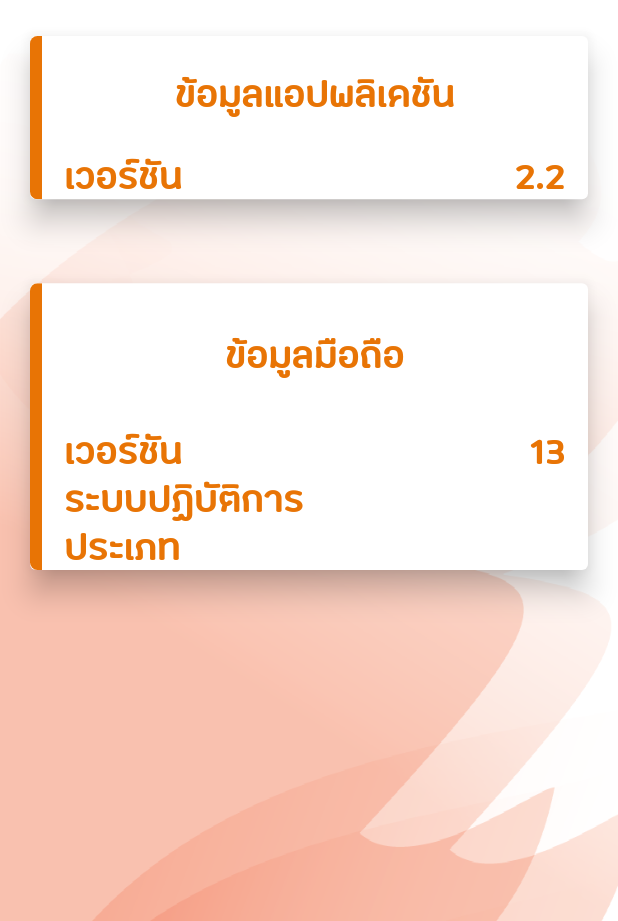
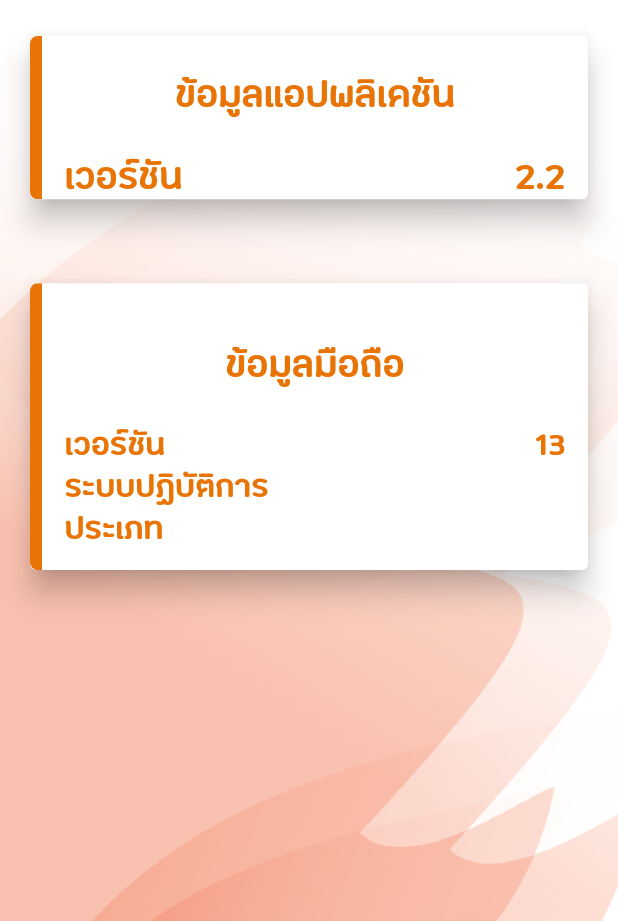
Before and after one commit to TRNN98/ckuthai, a Flutter app: the About screen opened directly, on a phone screen of 412 x 824 dp, the part 315-1236 px from its top. Run offline on Flutter 3.47's test engine with Material 2 defaults, Android fonts, the phone set to English and light mode, and no system bars; our stand-ins replace auto_size_text, device_info, dropdown_formfield, flutter_custom_clippers, flutter_spinkit, fluttertoast and 7 more; missing offline and left inert: flutter_lock_screen, flutter_phone_direct_caller, flutter_responsive_screen, flutter_rounded_date_picker, imagebutton, loading_gifs; accounts and stored records are empty; network calls fail.

```diff
--- a/lib/about.dart
+++ b/lib/about.dart
@@ -10,10 +10,11 @@ import 'package:device_info/device_info.dart';
 import 'package:flutter/material.dart';
 
 double _fontsizeapps = 1.0;
+
 class About extends StatefulWidget {
   String lgs;
   double fontsizeapps;
-  About({Key key, this.lgs,this.fontsizeapps}) : super(key: key);
+  About({Key key, this.lgs, this.fontsizeapps}) : super(key: key);
   @override
   _AboutState createState() => _AboutState();
 }
@@ -131,7 +132,8 @@ Container _versionApp(context, lgs) {
                 child: Center(
                   child: Text(
                     Language.settingLg('application', lgs),
-                    textScaleFactor:MyClass.blocFontSizeApp(_fontsizeapps) ,style:  CustomTextStyle.settingTxt(context, 5),
+                    textScaleFactor: MyClass.blocFontSizeApp(_fontsizeapps),
+                    style: CustomTextStyle.settingTxt(context, 5),
                   ),
                 ),
               ),
@@ -141,7 +143,8 @@ Container _versionApp(context, lgs) {
                     padding: const EdgeInsets.only(left: 15),
                     child: Text(
                       Language.settingLg('version', lgs),
-                      textScaleFactor:MyClass.blocFontSizeApp(_fontsizeapps) ,style:  CustomTextStyle.settingTxt(context, 5),
+                      textScaleFactor: MyClass.blocFontSizeApp(_fontsizeapps),
+                      style: CustomTextStyle.settingTxt(context, 5),
                     ),
                   ),
                   Expanded(
@@ -151,8 +154,13 @@ Container _versionApp(context, lgs) {
                         mainAxisAlignment: MainAxisAlignment.end,
                         children: [
                           Text(
-                            MyClass.versionApp().split('.')[0] +'.'+ int.parse(MyClass.versionApp().split('.')[1]).toString(),
-                            textScaleFactor:MyClass.blocFontSizeApp(_fontsizeapps) ,style:  CustomTextStyle.settingTxt(context, 5),
+                            MyClass.versionApp().split('.')[0] +
+                                '.' +
+                                int.parse(MyClass.versionApp().split('.')[1])
+                                    .toString(),
+                            textScaleFactor:
+                                MyClass.blocFontSizeApp(_fontsizeapps),
+                            style: CustomTextStyle.settingTxt(context, 5),
                           )
                         ],
                       ),
@@ -187,87 +195,73 @@ Container _versionMobile(device, context, lgs) {
               border: Border(
                   left:
                       BorderSide(color: MyColor.color('settings'), width: 8))),
+          child: Padding(
+            padding: const EdgeInsets.all(15),
             child: Column(
               children: [
                 Expanded(
                   child: Center(
                     child: Text(
                       Language.settingLg('mobile', lgs),
-                    textScaleFactor:MyClass.blocFontSizeApp(_fontsizeapps) ,style:  CustomTextStyle.settingTxt(context, 5),
+                      textScaleFactor: MyClass.blocFontSizeApp(_fontsizeapps),
+                      style: CustomTextStyle.settingTxt(context, 5),
                     ),
                   ),
                 ),
                 Row(
                   children: [
-                  Padding(
-                    padding: const EdgeInsets.only(left: 15),
+                    Expanded(
                       child: Text(
                         Language.settingLg('version', lgs),
-                      textScaleFactor:MyClass.blocFontSizeApp(_fontsizeapps) ,style:  CustomTextStyle.settingTxt(context, 5),
+                        textScaleFactor: MyClass.blocFontSizeApp(_fontsizeapps),
+                        style: CustomTextStyle.settingTxt(context, 0),
                       ),
                     ),
                     Expanded(
-                    child: Padding(
-                      padding: const EdgeInsets.only(right: 15),
-                      child: Row(
-                        mainAxisAlignment: MainAxisAlignment.end,
-                        children: [
-                          Text(
+                      child: Text(
                         device.version,
-                            textScaleFactor:MyClass.blocFontSizeApp(_fontsizeapps) ,style:  CustomTextStyle.settingTxt(context, 5),
-                          )
-                        ],
-                      ),
+                        textAlign: TextAlign.end,
+                        overflow: TextOverflow.ellipsis,
+                        textScaleFactor: MyClass.blocFontSizeApp(_fontsizeapps),
+                        style: CustomTextStyle.settingTxt(context, 0),
                       ),
                     ),
                   ],
                 ),
                 Row(
                   children: [
-                  Padding(
-                    padding: const EdgeInsets.only(left: 15),
+                    Expanded(
                       child: Text(
                         Language.settingLg('platform', lgs),
-                      textScaleFactor:MyClass.blocFontSizeApp(_fontsizeapps) ,style:  CustomTextStyle.settingTxt(context, 5),
+                        textScaleFactor: MyClass.blocFontSizeApp(_fontsizeapps),
+                        style: CustomTextStyle.settingTxt(context, 0),
                       ),
                     ),
                     Expanded(
-                    child: Padding(
-                      padding: const EdgeInsets.only(right: 15),
-                      child: Row(
-                        mainAxisAlignment: MainAxisAlignment.end,
-                        children: [
-                          Text(
+                      child: Text(
                         device.platform,
-                            textScaleFactor:MyClass.blocFontSizeApp(_fontsizeapps) ,style:  CustomTextStyle.settingTxt(context, 5),
-                          )
-                        ],
-                      ),
+                        overflow: TextOverflow.ellipsis,
+                        textScaleFactor: MyClass.blocFontSizeApp(_fontsizeapps),
+                        style: CustomTextStyle.settingTxt(context, 0),
                       ),
                     ),
                   ],
                 ),
                 Row(
                   children: [
-                  Padding(
-                    padding: const EdgeInsets.only(left: 15),
+                    Expanded(
                       child: Text(
                         Language.settingLg('model', lgs),
-                      textScaleFactor:MyClass.blocFontSizeApp(_fontsizeapps) ,style:  CustomTextStyle.settingTxt(context, 5),
+                        textScaleFactor: MyClass.blocFontSizeApp(_fontsizeapps),
+                        style: CustomTextStyle.settingTxt(context, 0),
                       ),
                     ),
                     Expanded(
-                    child: Padding(
-                      padding: const EdgeInsets.only(right: 15),
-                      child: Row(
-                        mainAxisAlignment: MainAxisAlignment.end,
-                        children: [
-                          Text(
+                      child: Text(
                         device.model,
-                            textScaleFactor:MyClass.blocFontSizeApp(_fontsizeapps) ,style:  CustomTextStyle.settingTxt(context, 5),
-                          )
-                        ],
-                      ),
+                        overflow: TextOverflow.ellipsis,
+                        textScaleFactor: MyClass.blocFontSizeApp(_fontsizeapps),
+                        style: CustomTextStyle.settingTxt(context, 0),
                       ),
                     ),
                   ],
@@ -311,6 +305,7 @@ Container _versionMobile(device, context, lgs) {
               ],
             ),
           ),
+        ),
         clipper: ShapeBorderClipper(
           shape: RoundedRectangleBorder(
             borderRadius: BorderRadius.circular(5.0),
--- a/lib/class/customUI.dart
+++ b/lib/class/customUI.dart
@@ -63,8 +63,10 @@ class CustomUI {
                       ),
                       Column(
                         mainAxisSize: MainAxisSize.max,
+                        crossAxisAlignment: CrossAxisAlignment.start,
                         children: [
                           Text(Language.menuLg('welcome', lgs),
+                              textAlign: TextAlign.left,
                               textScaleFactor: MyClass.fontSizeApp(),
                               style: CustomTextStyle.titleTxt(context, -20)),
                           Text(name,
@@ -76,12 +78,15 @@ class CustomUI {
                   )
                 : Column(
                     mainAxisSize: MainAxisSize.max,
+                    crossAxisAlignment: CrossAxisAlignment.start,
                     children: [
                       Text(Language.menuLg('welcome', lgs),
+                          textAlign: TextAlign.left,
                           textScaleFactor:
                               MyClass.blocFontSizeApp(_fontsizeapps),
                           style: CustomTextStyle.titleTxt(context, 0)),
                       Text(name,
+                          textAlign: TextAlign.left,
                           textScaleFactor:
                               MyClass.blocFontSizeApp(_fontsizeapps),
                           style: CustomTextStyle.titleTxt(context, -10)),
--- a/lib/class/language.dart
+++ b/lib/class/language.dart
@@ -466,7 +466,7 @@ class Language {
 
   static pinLg(m, l) {
     if (m == 'pinCode') {
-      return l == 'en' ? "Please enter the PIN Code" : "กรุณาใส่รหัส PIN Code";
+      return l == 'en' ? "Please enter the PIN Code" : "กรุณาใส่ PIN Code";
     }
     if (m == 'pleaseTryAgain') {
       return l == 'en'
--- a/lib/mainmenu.dart
+++ b/lib/mainmenu.dart
@@ -175,6 +175,7 @@ class _MainMenuState extends State<MainMenu> {
                             ),
                             AutoSizeText(
                               Language.menuLg(menus[index].title, widget.lgs),
+                              textAlign: TextAlign.center,
                               textScaleFactor:
                                   MyClass.blocFontSizeApp(widget.fontsizeapps),
                               style: TextStyle(
```
Also changed, not shown: lib/cremation.dart (+25 -72 lines), 2 other files. Lines whose indentation alone changed are shown as unchanged.
